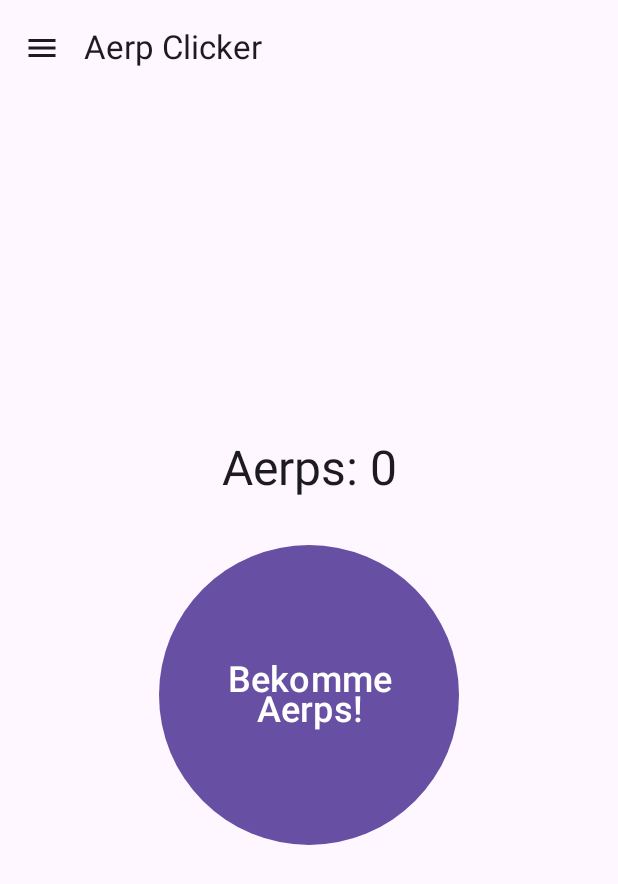
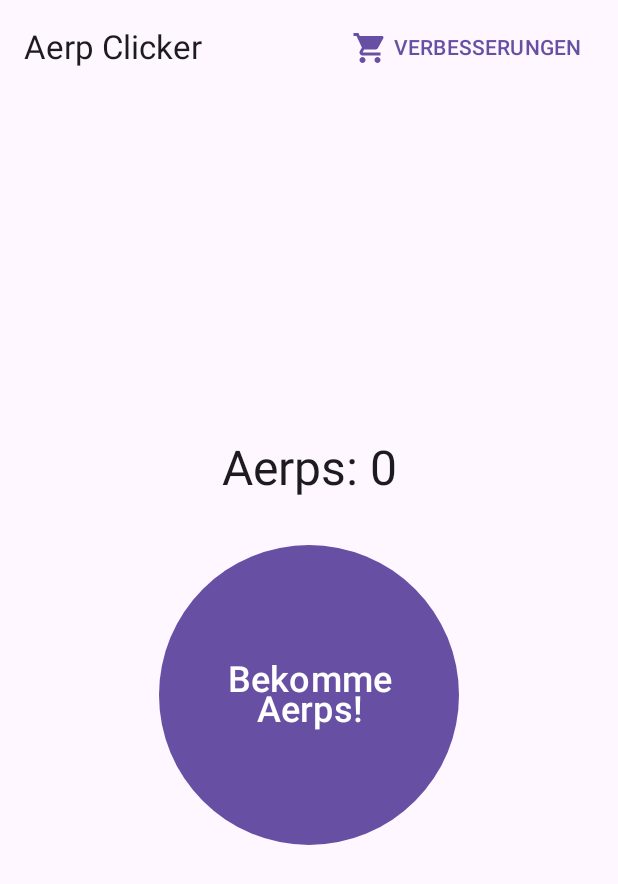
Before and after one commit to Aerodymeus/AerpClicker, an Android app built with Jetpack Compose: the screen it shows after launch (UI), on a phone screen of 412 x 824 dp. Shown: the top 884 px of the screen. Run offline under Robolectric (Android 15) with nearby library versions, the light colour scheme and no system bars.

Commit message:
Refactor: Replace navigation drawer with shop button and add exit dialog
This commit refactors the UI by replacing the navigation drawer with a dedicated "Shop" button in the top app bar and introduces an exit confirmation dialog.

Key changes:
- Removed the hamburger menu icon and drawer functionality.
- Added a `TextButton` with a `ShoppingCart` icon and "SHOP" text to the `TopAppBar`'s actions, which opens the shop menu (previously the drawer content).
- Implemented an `AlertDialog` that prompts the user to confirm if they want to exit the app.
  - This dialog is triggered by the system back button when the shop menu is closed.
  - A `BackHandler` is used to manage the back press behavior:
    - If the shop menu (acting as the drawer) is open, the back press closes it.
    - If the shop menu is closed, the back press shows the exit confirmation dialog.
- Added new string resources for the exit dialog title, text, and button labels in both German (`values/strings.xml`) and English (`values-en/strings.xml`).
- Minor padding adjustments in `GameScreen` and `ShopMenu` Composables.

```diff
--- a/app/src/main/java/com/example/myfirstgame/UI.kt
+++ b/app/src/main/java/com/example/myfirstgame/UI.kt
@@ -9,17 +9,17 @@ import androidx.compose.foundation.layout.*
 import androidx.compose.foundation.lazy.LazyColumn
 import androidx.compose.foundation.lazy.items
 import androidx.compose.material.icons.Icons
-import androidx.compose.material.icons.filled.Menu
+import androidx.compose.material.icons.filled.ShoppingCart
 import androidx.compose.material3.Button
 import androidx.compose.material3.DrawerValue
 import androidx.compose.material3.ExperimentalMaterial3Api
 import androidx.compose.material3.Icon
-import androidx.compose.material3.IconButton
 import androidx.compose.material3.MaterialTheme
 import androidx.compose.material3.ModalDrawerSheet
 import androidx.compose.material3.ModalNavigationDrawer
 import androidx.compose.material3.Scaffold
 import androidx.compose.material3.Text
+import androidx.compose.material3.TextButton
 import androidx.compose.material3.TopAppBar
 import androidx.compose.material3.rememberDrawerState
 import androidx.compose.runtime.Composable
@@ -34,6 +34,13 @@ import androidx.compose.ui.unit.dp
 import androidx.compose.ui.unit.sp
 import androidx.lifecycle.viewmodel.compose.viewModel
 import kotlinx.coroutines.launch
+import androidx.activity.compose.BackHandler
+import androidx.activity.compose.LocalActivity
+import androidx.compose.runtime.getValue
+import androidx.compose.runtime.mutableStateOf
+import androidx.compose.runtime.remember
+import androidx.compose.runtime.setValue
+import androidx.compose.material3.AlertDialog
 
 
 
@@ -52,6 +59,45 @@ fun AerpClickerApp(gameViewModel: GameViewModel = viewModel()) {
     val drawerState = rememberDrawerState(initialValue = DrawerValue.Closed)
     val scope = rememberCoroutineScope()
 
+    var showExitDialog by remember { mutableStateOf(false) }
+
+
+    // BackHandler für den Drawer (hat höhere Priorität, wenn enabled)
+    BackHandler(enabled = drawerState.isOpen, onBack = {
+        scope.launch {
+            drawerState.close()
+        }
+    })
+
+    // BackHandler zum Anzeigen des Exit-Dialogs (nur aktiv, wenn Drawer geschlossen ist)
+    BackHandler(enabled = drawerState.isClosed && !showExitDialog) { // Verhindert erneutes Öffnen, wenn Dialog schon offen
+        showExitDialog = true
+    }
+
+    if (showExitDialog) {
+        val currentActivity = LocalActivity.current as? ComponentActivity // Hole die Activity-Referenz hier
+        AlertDialog(
+            onDismissRequest = { showExitDialog = false }, // Dialog schließen, wenn außerhalb geklickt wird
+            title = { Text(stringResource(id = R.string.exit_dialog_title)) },
+            text = { Text(stringResource(id = R.string.exit_dialog_text)) },
+            confirmButton = {
+                TextButton(onClick = {
+                    showExitDialog = false
+                    currentActivity?.finish() // Sicheres Aufrufen von finish()
+                }) {
+                    Text(stringResource(id = R.string.exit_dialog_confirm_button))
+                }
+            },
+            dismissButton = {
+                TextButton(onClick = { showExitDialog = false }) {
+                    Text(stringResource(id = R.string.exit_dialog_dismiss_button))
+                }
+            }
+        )
+    }
+
+
+
     ModalNavigationDrawer(
         drawerState = drawerState,
         drawerContent = {
@@ -64,15 +110,17 @@ fun AerpClickerApp(gameViewModel: GameViewModel = viewModel()) {
             topBar = {
                 TopAppBar(
                     title = { Text(stringResource(id = R.string.top_bar_title)) },
-                    navigationIcon = {
-                        IconButton(onClick = {
-                            scope.launch {
-                                drawerState.apply {
-                                    if (isClosed) open() else close()
-                                }
-                            }
-                        }) {
-                            Icon(Icons.Filled.Menu, contentDescription = stringResource(id = R.string.menu_content_description))
+                    actions = {
+                        TextButton(
+                            onClick = { scope.launch { drawerState.open() } },
+                            modifier = Modifier.padding(end = 8.dp) // Etwas Abstand zum Rand
+                        ) {
+                            Icon(
+                                imageVector = Icons.Filled.ShoppingCart, // Oder Icons.Filled.Store
+                                contentDescription = stringResource(id = R.string.shop_title)
+                            )
+                            Spacer(Modifier.width(4.dp))
+                            Text(stringResource(id = R.string.shop_title).uppercase()) // SHOP in Großbuchstaben für mehr Betonung
                         }
                     }
                 )
@@ -145,7 +193,9 @@ fun GameScreen(modifier: Modifier = Modifier, gameViewModel: GameViewModel) {
 
     if (isLandscape) {
         Row(
-            modifier = modifier.fillMaxSize().padding(horizontal = 8.dp),
+            modifier = modifier
+                .fillMaxSize()
+                .padding(horizontal = 8.dp),
             verticalAlignment = Alignment.CenterVertically
         ) {
             Box(modifier = Modifier.weight(1f), contentAlignment = Alignment.Center) { mainContent() }
@@ -153,7 +203,9 @@ fun GameScreen(modifier: Modifier = Modifier, gameViewModel: GameViewModel) {
         }
     } else { // Portrait
         Column(
-            modifier = modifier.fillMaxSize().padding(16.dp),
+            modifier = modifier
+                .fillMaxSize()
+                .padding(16.dp),
             horizontalAlignment = Alignment.CenterHorizontally
         ) {
             Box(modifier = Modifier.weight(1f), contentAlignment = Alignment.Center) { mainContent() }
@@ -268,7 +320,9 @@ fun ShopMenu(gameViewModel: GameViewModel) {
         )
     )
 
-    Column(modifier = Modifier.fillMaxSize().padding(16.dp)) {
+    Column(modifier = Modifier
+        .fillMaxSize()
+        .padding(16.dp)) {
         Text(stringResource(id = R.string.shop_title), fontSize = 24.sp, modifier = Modifier.padding(bottom = 16.dp))
         LazyColumn(modifier = Modifier.fillMaxWidth(), verticalArrangement = Arrangement.spacedBy(16.dp)) {
             items(shopItemsList) { itemData ->
--- a/app/src/main/res/values/strings.xml
+++ b/app/src/main/res/values/strings.xml
@@ -95,4 +95,9 @@
 
     <string name="shop_item_current_bonus_prefix">Aktueller Gesamtbonus: </string>
 
+    <string name="exit_dialog_title">App beenden?</string>
+    <string name="exit_dialog_text">Möchtest du Aerp Clicker wirklich beenden?</string>
+    <string name="exit_dialog_confirm_button">Beenden</string>
+    <string name="exit_dialog_dismiss_button">Abbrechen</string>
+
 </resources>
```
Also changed, not shown: 1 other file.
